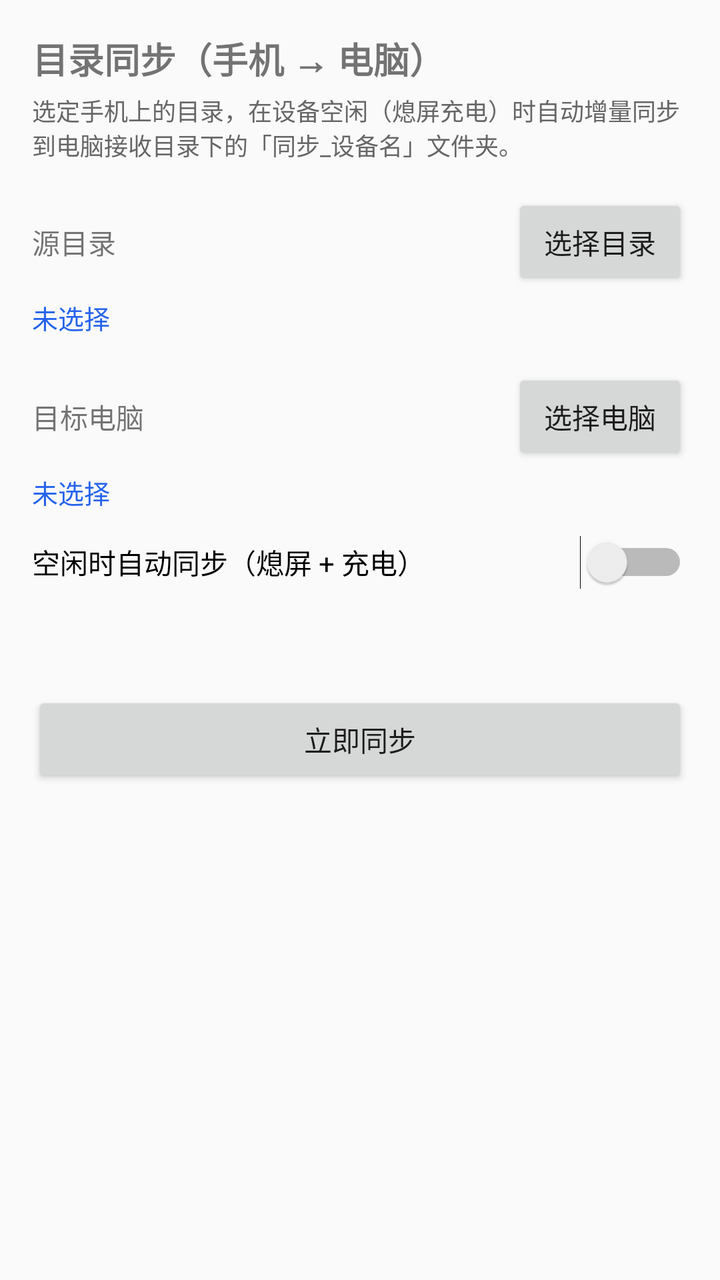
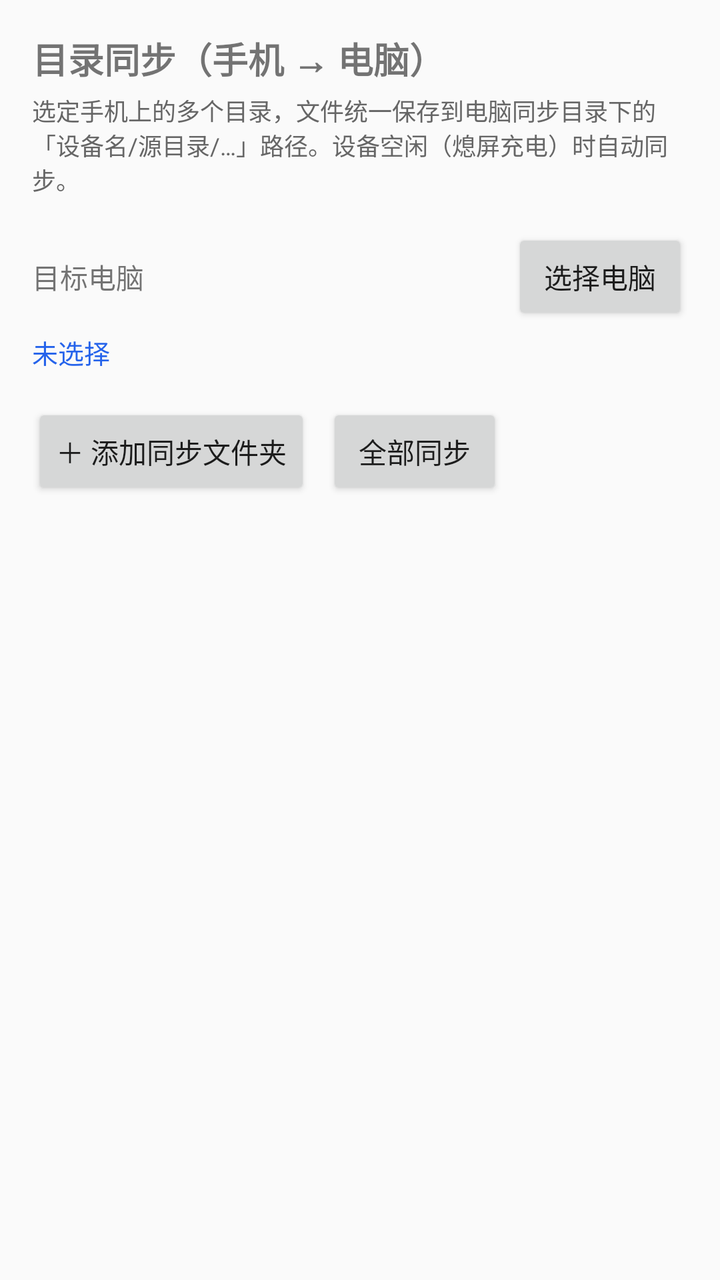

The first picture is an Android layout as it rendered before a commit; the second is the same layout after the commit. The layout source and the unified diff follow.
<!-- AndroidManifest.xml: application theme Theme.App -->
<!-- res/layout/activity_sync.xml -->
<?xml version="1.0" encoding="utf-8"?>
<LinearLayout xmlns:android="http://schemas.android.com/apk/res/android"
    android:layout_width="match_parent"
    android:layout_height="match_parent"
    android:orientation="vertical"
    android:padding="16dp">

    <TextView
        android:layout_width="match_parent"
        android:layout_height="wrap_content"
        android:text="目录同步（手机 → 电脑）"
        android:textSize="18sp"
        android:textStyle="bold" />

    <TextView
        android:layout_width="match_parent"
        android:layout_height="wrap_content"
        android:layout_marginTop="4dp"
        android:text="选定手机上的目录，在设备空闲（熄屏充电）时自动增量同步到电脑接收目录下的「同步_设备名」文件夹。"
        android:textSize="12sp"
        android:textColor="#666666" />

    <LinearLayout
        android:layout_width="match_parent"
        android:layout_height="wrap_content"
        android:layout_marginTop="16dp"
        android:orientation="horizontal"
        android:gravity="center_vertical">

        <TextView
            android:layout_width="0dp"
            android:layout_height="wrap_content"
            android:layout_weight="1"
            android:textSize="14sp"
            android:text="源目录" />

        <Button
            android:id="@+id/syncPickSourceBtn"
            android:layout_width="wrap_content"
            android:layout_height="wrap_content"
            android:text="选择目录" />
    </LinearLayout>

    <TextView
        android:id="@+id/syncSourceText"
        android:layout_width="match_parent"
        android:layout_height="wrap_content"
        android:layout_marginTop="4dp"
        android:text="未选择"
        android:textSize="13sp"
        android:textColor="#2563EB" />

    <LinearLayout
        android:layout_width="match_parent"
        android:layout_height="wrap_content"
        android:layout_marginTop="16dp"
        android:orientation="horizontal"
        android:gravity="center_vertical">

        <TextView
            android:layout_width="0dp"
            android:layout_height="wrap_content"
            android:layout_weight="1"
            android:textSize="14sp"
            android:text="目标电脑" />

        <Button
            android:id="@+id/syncPickTargetBtn"
            android:layout_width="wrap_content"
            android:layout_height="wrap_content"
            android:text="选择电脑" />
    </LinearLayout>

    <TextView
        android:id="@+id/syncTargetText"
        android:layout_width="match_parent"
        android:layout_height="wrap_content"
        android:layout_marginTop="4dp"
        android:text="未选择"
        android:textSize="13sp"
        android:textColor="#2563EB" />

    <Switch
        android:id="@+id/syncAutoSwitch"
        android:layout_width="match_parent"
        android:layout_height="wrap_content"
        android:layout_marginTop="12dp"
        android:text="空闲时自动同步（熄屏 + 充电）" />

    <TextView
        android:id="@+id/syncStatusText"
        android:layout_width="match_parent"
        android:layout_height="wrap_content"
        android:layout_marginTop="16dp"
        android:text=""
        android:textSize="14sp"
        android:textColor="#333333" />

    <ProgressBar
        android:id="@+id/syncProgressBar"
        style="?android:attr/progressBarStyleHorizontal"
        android:layout_width="match_parent"
        android:layout_height="wrap_content"
        android:layout_marginTop="8dp"
        android:visibility="gone" />

    <TextView
        android:id="@+id/syncProgressText"
        android:layout_width="match_parent"
        android:layout_height="wrap_content"
        android:layout_marginTop="4dp"
        android:textSize="13sp"
        android:textColor="#2563EB"
        android:visibility="gone" />

    <Button
        android:id="@+id/syncNowBtn"
        android:layout_width="match_parent"
        android:layout_height="wrap_content"
        android:layout_marginTop="16dp"
        android:text="立即同步" />
</LinearLayout>
<!-- resources referenced by this layout -->
<resources>
  <style name="Theme.App" parent="Theme.AppCompat.Light.NoActionBar">
          <item name="colorPrimary">#2563EB</item>
          <item name="colorPrimaryDark">#1E40AF</item>
          <item name="colorAccent">#2563EB</item>
      </style>
</resources>

<!-- the commit's change to res/layout/activity_sync.xml (unified diff, before → after) -->
@@ -1,122 +1,101 @@
 <?xml version="1.0" encoding="utf-8"?>
-<LinearLayout xmlns:android="http://schemas.android.com/apk/res/android"
+<ScrollView xmlns:android="http://schemas.android.com/apk/res/android"
     android:layout_width="match_parent"
-    android:layout_height="match_parent"
-    android:orientation="vertical"
-    android:padding="16dp">
-
-    <TextView
-        android:layout_width="match_parent"
-        android:layout_height="wrap_content"
-        android:text="目录同步（手机 → 电脑）"
-        android:textSize="18sp"
-        android:textStyle="bold" />
-
-    <TextView
-        android:layout_width="match_parent"
-        android:layout_height="wrap_content"
-        android:layout_marginTop="4dp"
-        android:text="选定手机上的目录，在设备空闲（熄屏充电）时自动增量同步到电脑接收目录下的「同步_设备名」文件夹。"
-        android:textSize="12sp"
-        android:textColor="#666666" />
+    android:layout_height="match_parent">
 
     <LinearLayout
         android:layout_width="match_parent"
         android:layout_height="wrap_content"
-        android:layout_marginTop="16dp"
-        android:orientation="horizontal"
-        android:gravity="center_vertical">
+        android:orientation="vertical"
+        android:padding="16dp">
 
         <TextView
-            android:layout_width="0dp"
+            android:layout_width="match_parent"
             android:layout_height="wrap_content"
-            android:layout_weight="1"
-            android:textSize="14sp"
-            android:text="源目录" />
-
-        <Button
-            android:id="@+id/syncPickSourceBtn"
-            android:layout_width="wrap_content"
-            android:layout_height="wrap_content"
-            android:text="选择目录" />
-    </LinearLayout>
-
-    <TextView
-        android:id="@+id/syncSourceText"
-        android:layout_width="match_parent"
-        android:layout_height="wrap_content"
-        android:layout_marginTop="4dp"
-        android:text="未选择"
-        android:textSize="13sp"
-        android:textColor="#2563EB" />
-
-    <LinearLayout
-        android:layout_width="match_parent"
-        android:layout_height="wrap_content"
-        android:layout_marginTop="16dp"
-        android:orientation="horizontal"
-        android:gravity="center_vertical">
+            android:text="目录同步（手机 → 电脑）"
+            android:textSize="18sp"
+            android:textStyle="bold" />
 
         <TextView
-            android:layout_width="0dp"
+            android:layout_width="match_parent"
             android:layout_height="wrap_content"
-            android:layout_weight="1"
-            android:textSize="14sp"
-            android:text="目标电脑" />
+            android:layout_marginTop="4dp"
+            android:text="选定手机上的多个目录，文件统一保存到电脑同步目录下的「设备名/源目录/…」路径。设备空闲（熄屏充电）时自动同步。"
+            android:textSize="12sp"
+            android:textColor="#666666" />
 
-        <Button
-            android:id="@+id/syncPickTargetBtn"
-            android:layout_width="wrap_content"
+        <LinearLayout
+            android:layout_width="match_parent"
             android:layout_height="wrap_content"
-            android:text="选择电脑" />
+            android:layout_marginTop="16dp"
+            android:orientation="horizontal"
+            android:gravity="center_vertical">
+
+            <TextView
+                android:layout_width="0dp"
+                android:layout_height="wrap_content"
+                android:layout_weight="1"
+                android:textSize="14sp"
+                android:text="目标电脑" />
+
+            <Button
+                android:id="@+id/syncPickTargetBtn"
+                android:layout_width="wrap_content"
+                android:layout_height="wrap_content"
+                android:text="选择电脑" />
+        </LinearLayout>
+
+        <TextView
+            android:id="@+id/syncTargetText"
+            android:layout_width="match_parent"
+            android:layout_height="wrap_content"
+            android:layout_marginTop="4dp"
+            android:text="未选择"
+            android:textSize="13sp"
+            android:textColor="#2563EB" />
+
+        <LinearLayout
+            android:layout_width="match_parent"
+            android:layout_height="wrap_content"
+            android:layout_marginTop="16dp"
+            android:orientation="horizontal">
+
+            <Button
+                android:id="@+id/syncAddBtn"
+                android:layout_width="wrap_content"
+                android:layout_height="wrap_content"
+                android:text="＋ 添加同步文件夹" />
+
+            <Button
+                android:id="@+id/syncAllBtn"
+                android:layout_width="wrap_content"
+                android:layout_height="wrap_content"
+                android:layout_marginStart="8dp"
+                android:text="全部同步" />
+        </LinearLayout>
+
+        <LinearLayout
+            android:id="@+id/syncFolderContainer"
+            android:layout_width="match_parent"
+            android:layout_height="wrap_content"
+            android:layout_marginTop="8dp"
+            android:orientation="vertical" />
+
+        <ProgressBar
+            android:id="@+id/syncProgressBar"
+            style="?android:attr/progressBarStyleHorizontal"
+            android:layout_width="match_parent"
+            android:layout_height="wrap_content"
+            android:layout_marginTop="12dp"
+            android:visibility="gone" />
+
+        <TextView
+            android:id="@+id/syncProgressText"
+            android:layout_width="match_parent"
+            android:layout_height="wrap_content"
+            android:layout_marginTop="4dp"
+            android:textSize="13sp"
+            android:textColor="#2563EB"
+            android:visibility="gone" />
     </LinearLayout>
-
-    <TextView
-        android:id="@+id/syncTargetText"
-        android:layout_width="match_parent"
-        android:layout_height="wrap_content"
-        android:layout_marginTop="4dp"
-        android:text="未选择"
-        android:textSize="13sp"
-        android:textColor="#2563EB" />
-
-    <Switch
-        android:id="@+id/syncAutoSwitch"
-        android:layout_width="match_parent"
-        android:layout_height="wrap_content"
-        android:layout_marginTop="12dp"
-        android:text="空闲时自动同步（熄屏 + 充电）" />
-
-    <TextView
-        android:id="@+id/syncStatusText"
-        android:layout_width="match_parent"
-        android:layout_height="wrap_content"
-        android:layout_marginTop="16dp"
-        android:text=""
-        android:textSize="14sp"
-        android:textColor="#333333" />
-
-    <ProgressBar
-        android:id="@+id/syncProgressBar"
-        style="?android:attr/progressBarStyleHorizontal"
-        android:layout_width="match_parent"
-        android:layout_height="wrap_content"
-        android:layout_marginTop="8dp"
-        android:visibility="gone" />
-
-    <TextView
-        android:id="@+id/syncProgressText"
-        android:layout_width="match_parent"
-        android:layout_height="wrap_content"
-        android:layout_marginTop="4dp"
-        android:textSize="13sp"
-        android:textColor="#2563EB"
-        android:visibility="gone" />
-
-    <Button
-        android:id="@+id/syncNowBtn"
-        android:layout_width="match_parent"
-        android:layout_height="wrap_content"
-        android:layout_marginTop="16dp"
-        android:text="立即同步" />
-</LinearLayout>
+</ScrollView>
